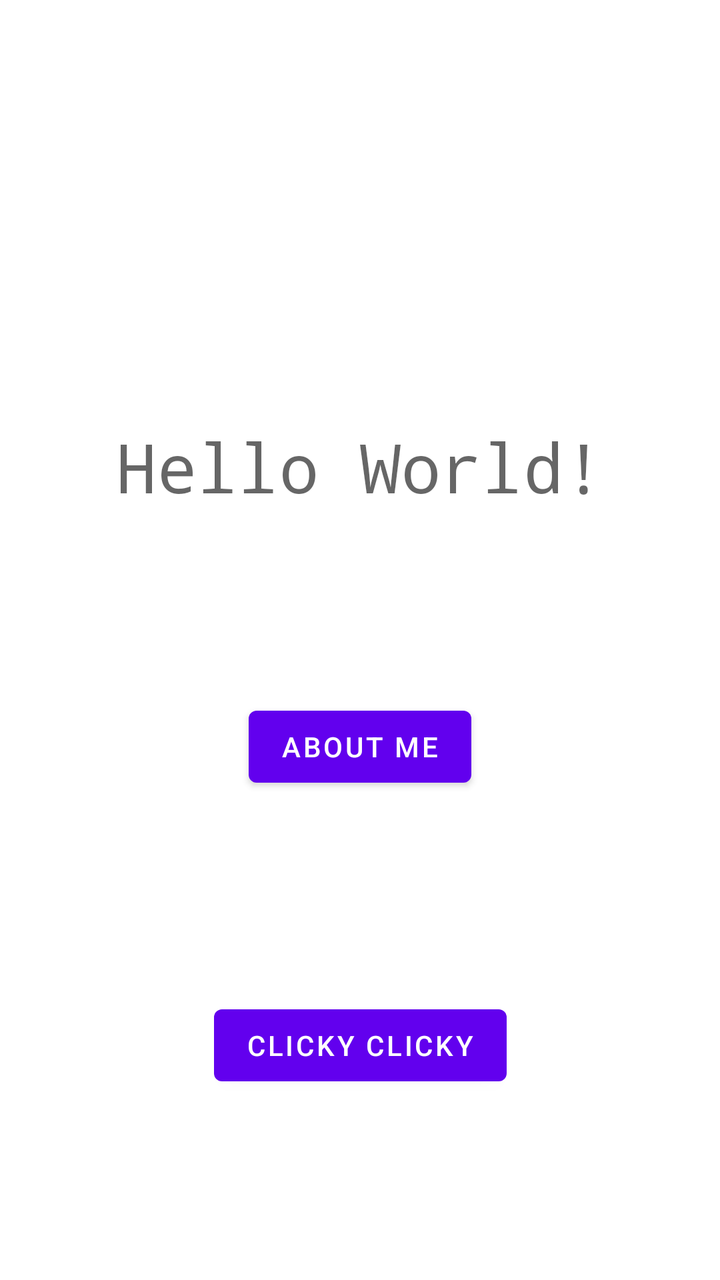
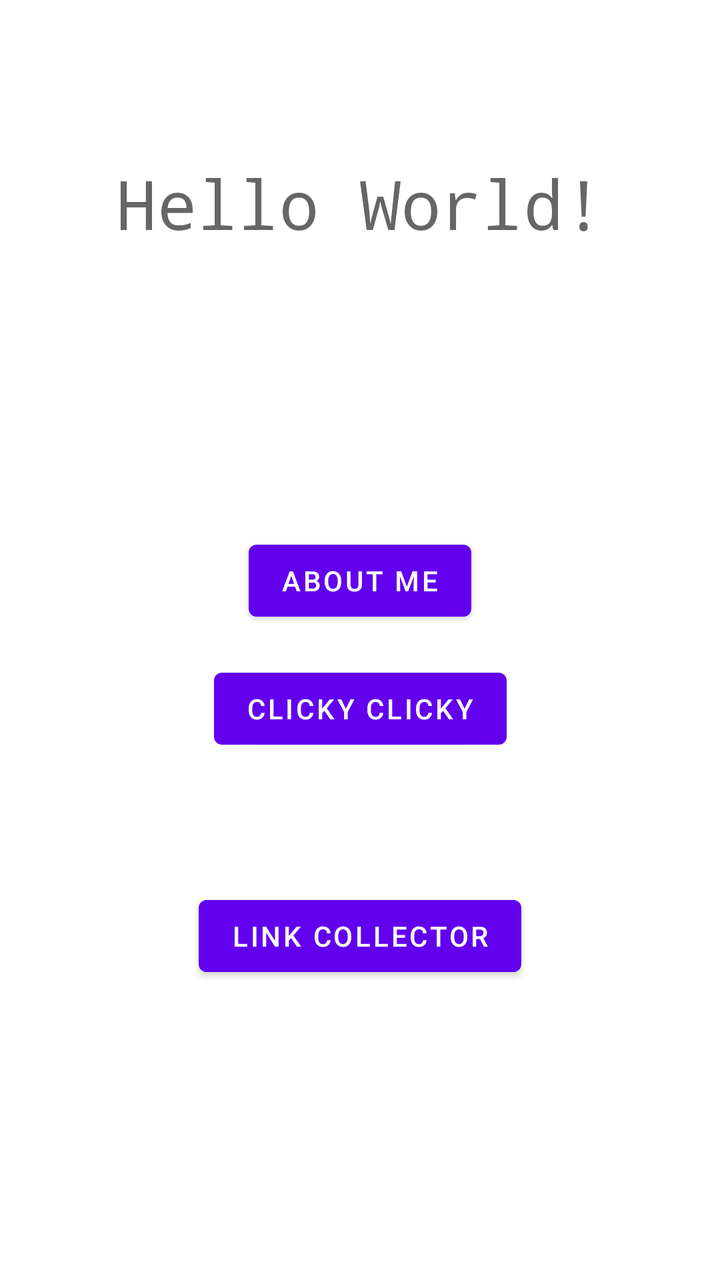

The first picture is an Android layout as it rendered before a commit; the second is the same layout after the commit. The layout source and the unified diff follow.
<!-- AndroidManifest.xml: application theme Theme.NUMAD22Sp_FeierGu -->
<!-- res/layout/activity_main.xml -->
<?xml version="1.0" encoding="utf-8"?>
<androidx.constraintlayout.widget.ConstraintLayout xmlns:android="http://schemas.android.com/apk/res/android"
    xmlns:app="http://schemas.android.com/apk/res-auto"
    xmlns:tools="http://schemas.android.com/tools"
    android:layout_width="match_parent"
    android:layout_height="match_parent"
    tools:context=".MainActivity">

    <TextView
        android:id="@+id/textView"
        android:layout_width="wrap_content"
        android:layout_height="wrap_content"
        android:layout_marginTop="8dp"
        android:layout_marginBottom="8dp"
        android:fontFamily="monospace"
        android:text="Hello World!"
        android:textAppearance="@style/TextAppearance.AppCompat.Display1"
        app:layout_constraintBottom_toBottomOf="parent"
        app:layout_constraintLeft_toLeftOf="parent"
        app:layout_constraintRight_toRightOf="parent"
        app:layout_constraintTop_toTopOf="parent"
        app:layout_constraintVertical_bias="0.35000002" />

    <Button
        android:id="@+id/button"
        android:layout_width="wrap_content"
        android:layout_height="wrap_content"
        android:layout_marginStart="24dp"
        android:layout_marginTop="8dp"
        android:layout_marginEnd="24dp"
        android:layout_marginBottom="8dp"
        android:onClick="aboutMe"
        android:text="@string/about_me_button"
        app:layout_constraintBottom_toTopOf="@+id/button2"
        app:layout_constraintEnd_toEndOf="parent"
        app:layout_constraintStart_toStartOf="parent"
        app:layout_constraintTop_toBottomOf="@+id/textView" />

    <Button
        android:id="@+id/button2"
        android:layout_width="wrap_content"
        android:layout_height="wrap_content"
        android:layout_marginStart="24dp"
        android:layout_marginTop="8dp"
        android:layout_marginEnd="24dp"
        android:layout_marginBottom="8dp"
        android:onClick="clickyClicky"
        android:text="@string/clicky_button"
        app:layout_constraintBottom_toBottomOf="parent"
        app:layout_constraintEnd_toEndOf="parent"
        app:layout_constraintStart_toStartOf="parent"
        app:layout_constraintTop_toBottomOf="@+id/button" />

</androidx.constraintlayout.widget.ConstraintLayout>
<!-- resources referenced by this layout -->
<resources>
  <string name="about_me_button">About me</string>
  <string name="clicky_button">Clicky Clicky</string>
  <style name="Theme.NUMAD22Sp_FeierGu" parent="Theme.MaterialComponents.DayNight.DarkActionBar">
          
          <item name="colorPrimary">@color/purple_500</item>
          <item name="colorPrimaryVariant">@color/purple_700</item>
          <item name="colorOnPrimary">@color/white</item>
          
          <item name="colorSecondary">@color/teal_200</item>
          <item name="colorSecondaryVariant">@color/teal_700</item>
          <item name="colorOnSecondary">@color/black</item>
          
          <item name="android:statusBarColor" tools:targetApi="l">?attr/colorPrimaryVariant</item>
          
      </style>
  <color name="purple_500">#FF6200EE</color>
  <color name="purple_700">#FF3700B3</color>
  <color name="white">#FFFFFFFF</color>
  <color name="teal_200">#FF03DAC5</color>
  <color name="teal_700">#FF018786</color>
  <color name="black">#FF000000</color>
</resources>

<!-- the commit's change to res/layout/activity_main.xml (unified diff, before → after) -->
@@ -11,44 +11,61 @@
         android:layout_width="wrap_content"
         android:layout_height="wrap_content"
         android:layout_marginTop="8dp"
-        android:layout_marginBottom="8dp"
+        android:layout_marginBottom="80dp"
         android:fontFamily="monospace"
         android:text="Hello World!"
         android:textAppearance="@style/TextAppearance.AppCompat.Display1"
         app:layout_constraintBottom_toBottomOf="parent"
+        app:layout_constraintEnd_toEndOf="parent"
         app:layout_constraintLeft_toLeftOf="parent"
         app:layout_constraintRight_toRightOf="parent"
+        app:layout_constraintStart_toStartOf="parent"
         app:layout_constraintTop_toTopOf="parent"
-        app:layout_constraintVertical_bias="0.35000002" />
+        app:layout_constraintVertical_bias="0.13999999" />
 
     <Button
-        android:id="@+id/button"
+        android:id="@+id/button_aboutMe"
         android:layout_width="wrap_content"
         android:layout_height="wrap_content"
-        android:layout_marginStart="24dp"
-        android:layout_marginTop="8dp"
-        android:layout_marginEnd="24dp"
+        android:layout_marginStart="32dp"
+        android:layout_marginTop="200dp"
+        android:layout_marginEnd="32dp"
         android:layout_marginBottom="8dp"
         android:onClick="aboutMe"
         android:text="@string/about_me_button"
-        app:layout_constraintBottom_toTopOf="@+id/button2"
+        app:layout_constraintBottom_toTopOf="@+id/button_clicky"
         app:layout_constraintEnd_toEndOf="parent"
         app:layout_constraintStart_toStartOf="parent"
         app:layout_constraintTop_toBottomOf="@+id/textView" />
 
     <Button
-        android:id="@+id/button2"
+        android:id="@+id/button_clicky"
         android:layout_width="wrap_content"
-        android:layout_height="wrap_content"
-        android:layout_marginStart="24dp"
+        android:layout_height="48dp"
+        android:layout_marginStart="32dp"
         android:layout_marginTop="8dp"
-        android:layout_marginEnd="24dp"
-        android:layout_marginBottom="8dp"
+        android:layout_marginEnd="32dp"
+        android:layout_marginBottom="320dp"
         android:onClick="clickyClicky"
         android:text="@string/clicky_button"
         app:layout_constraintBottom_toBottomOf="parent"
         app:layout_constraintEnd_toEndOf="parent"
         app:layout_constraintStart_toStartOf="parent"
-        app:layout_constraintTop_toBottomOf="@+id/button" />
+        app:layout_constraintTop_toBottomOf="@+id/button_aboutMe" />
+
+    <Button
+        android:id="@+id/button_linkCollector"
+        android:layout_width="wrap_content"
+        android:layout_height="wrap_content"
+        android:layout_marginStart="32dp"
+        android:layout_marginTop="8dp"
+        android:layout_marginEnd="32dp"
+        android:layout_marginBottom="90dp"
+        android:onClick="linkCollector"
+        android:text="@string/button_linkCollector"
+        app:layout_constraintBottom_toBottomOf="parent"
+        app:layout_constraintEnd_toEndOf="parent"
+        app:layout_constraintStart_toStartOf="parent"
+        app:layout_constraintTop_toBottomOf="@+id/button_clicky" />
 
 </androidx.constraintlayout.widget.ConstraintLayout>
<!-- resource entries referenced after the edit -->
@@ -1,6 +1,7 @@
 <!-- resources referenced by this layout -->
 <resources>
   <string name="about_me_button">About me</string>
+  <string name="button_linkCollector">Link Collector</string>
   <string name="clicky_button">Clicky Clicky</string>
   <style name="Theme.NUMAD22Sp_FeierGu" parent="Theme.MaterialComponents.DayNight.DarkActionBar">
           
